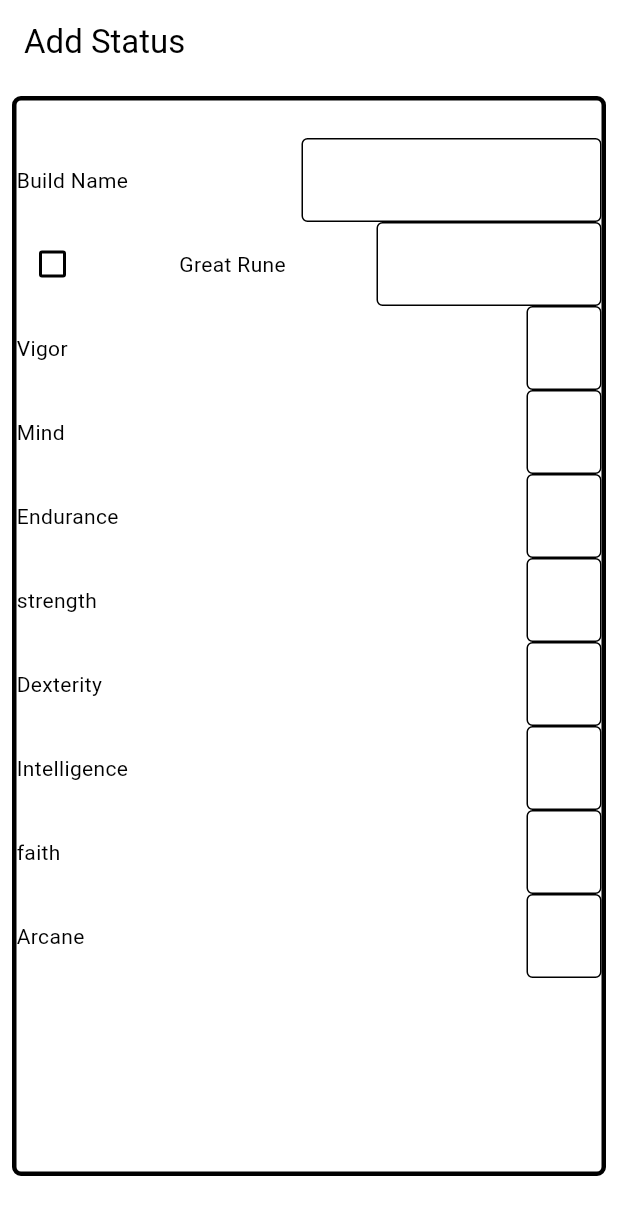
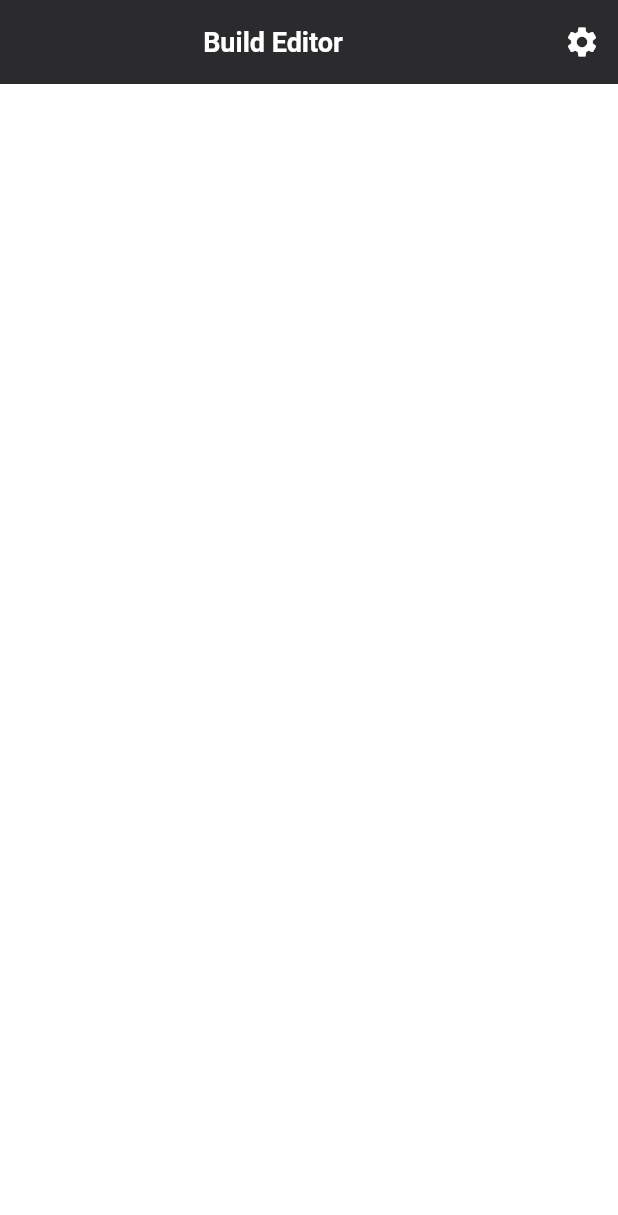
Before and after one commit to Assis-Souz4/app_flutter_elden_ring_build, a Flutter app: the screen it shows after launch, on a phone screen of 412 x 824 dp. Shown: the top 1215 px of the screen. Run offline on Flutter 3.47's test engine with Material 3 defaults, Android fonts, the light colour scheme and no system bars.

Commit message:
appbar,bg,titulo e icon_settings

```diff
--- /dev/null
+++ b/lib/components/app_colors.dart
@@ -0,0 +1,9 @@
+import 'dart:ui';
+
+class AppColors {
+  static const Color primaryColorBG = Color(0xFF2B2B2E);
+  static const Color secondaryColorBG = Color(0xFF98989F);
+  static const Color btnColorConfirm = Color(0xFF1E5CE4);
+  static const Color btnColorCancel = Color(0xFF2B2B2E);
+  static const Color fontColor = Color(0xFFFFFFFF);
+}
--- a/lib/main.dart
+++ b/lib/main.dart
@@ -1,5 +1,5 @@
+import 'package:app_flutter_elden_ring_build/screens/create_build_screen.dart';
 import 'package:flutter/material.dart';
-import 'screens/status_screen.dart';
 
 void main() {
   runApp(const MyApp());
@@ -17,7 +17,7 @@ class MyApp extends StatelessWidget {
         colorScheme: ColorScheme.fromSwatch(primarySwatch: Colors.grey),
         useMaterial3: true,
       ),
-      home: StatusScreen(),
+      home: CreateBuildScreen(),
     );
   }
 }
--- /dev/null
+++ b/lib/screens/create_build_screen.dart
@@ -0,0 +1,45 @@
+import 'package:app_flutter_elden_ring_build/components/app_colors.dart';
+import 'package:flutter/material.dart';
+
+class CreateBuildScreen extends StatefulWidget {
+  const CreateBuildScreen({super.key});
+
+  @override
+  State<CreateBuildScreen> createState() => _CreateBuilScreenState();
+}
+
+class _CreateBuilScreenState extends State<CreateBuildScreen> {
+  @override
+  Widget build(BuildContext context) {
+    return Form(
+      child: Scaffold(
+        appBar: AppBar(
+          backgroundColor: AppColors.primaryColorBG,
+          title: const Row(
+            mainAxisAlignment: MainAxisAlignment.center,
+            children: [
+              //APPBAR TITULO
+              Text(
+                'Build Editor',
+                style: TextStyle(
+                    color: AppColors.fontColor,
+                    fontSize: 18,
+                    fontWeight: FontWeight.bold),
+              ),
+            ],
+          ),
+
+          //APPBAR ENGRENAGEM SETTINGS
+          actions: <Widget>[
+            IconButton(
+                onPressed: () {},
+                icon: const Icon(
+                  Icons.settings,
+                  color: AppColors.fontColor,
+                ))
+          ],
+        ),
+      ),
+    );
+  }
+}
--- a/lib/screens/status_screen.dart
+++ /dev/null
@@ -1,204 +0,0 @@
-import 'package:flutter/material.dart';
-
-class StatusScreen extends StatefulWidget {
-  const StatusScreen({super.key});
-
-  @override
-  State<StatusScreen> createState() => _StatusScreenState();
-}
-
-class _StatusScreenState extends State<StatusScreen> {
-  @override
-  Widget build(BuildContext context) {
-    return Form(
-      child: Scaffold(
-        appBar: AppBar(
-          title: const Text('Add Status'),
-        ),
-        //FIXME - container principal
-        body: Padding(
-          padding: const EdgeInsets.all(8.0),
-          child: Container(
-            width: 400,
-            height: 720,
-            decoration: BoxDecoration(
-              border: Border.all(width: 3),
-              borderRadius: BorderRadius.circular(6),
-            ),
-            child: Column(
-              children: [
-                //respiro top
-                const SizedBox(height: 25),
-                //FIXME -  nome da build
-                Row(
-                  mainAxisAlignment: MainAxisAlignment.spaceBetween,
-                  children: [
-                    const Text('Build Name'),
-                    SizedBox(
-                      width: 200,
-                      child: TextFormField(
-                        decoration: const InputDecoration(
-                            border: OutlineInputBorder(),
-                            fillColor: Colors.white70,
-                            filled: true),
-                      ),
-                    )
-                  ],
-                ),
-                //FIXME - linha great rune
-                Row(
-                  mainAxisAlignment: MainAxisAlignment.spaceBetween,
-                  children: [
-                    //FIXME - checkbox
-                    Checkbox(
-                      value: false,
-                      onChanged: (value) {},
-                    ),
-                    const Text('Great Rune'),
-                    SizedBox(
-                      width: 150,
-                      child: TextFormField(
-                        decoration: const InputDecoration(
-                          border: OutlineInputBorder(),
-                          fillColor: Colors.white70,
-                          filled: true,
-                        ),
-                      ),
-                    )
-                  ],
-                ),
-                //FIXME - vigor
-                Row(
-                  mainAxisAlignment: MainAxisAlignment.spaceBetween,
-                  children: [
-                    const Text('Vigor'),
-                    SizedBox(
-                      width: 50,
-                      child: TextFormField(
-                        decoration: const InputDecoration(
-                            border: OutlineInputBorder(),
-                            fillColor: Colors.white70,
-                            filled: true),
-                      ),
-                    )
-                  ],
-                ),
-                //FIXME - mind
-                Row(
-                  mainAxisAlignment: MainAxisAlignment.spaceBetween,
-                  children: [
-                    const Text('Mind'),
-                    SizedBox(
-                      width: 50,
-                      child: TextFormField(
-                        decoration: const InputDecoration(
-                            border: OutlineInputBorder(),
-                            fillColor: Colors.white70,
-                            filled: true),
-                      ),
-                    )
-                  ],
-                ),
-                //FIXME - endurance
-                Row(
-                  mainAxisAlignment: MainAxisAlignment.spaceBetween,
-                  children: [
-                    const Text('Endurance'),
-                    SizedBox(
-                      width: 50,
-                      child: TextFormField(
-                        decoration: const InputDecoration(
-                            border: OutlineInputBorder(),
-                            fillColor: Colors.white70,
-                            filled: true),
-                      ),
-                    )
-                  ],
-                  //strength
-                ),
-                Row(
-                  mainAxisAlignment: MainAxisAlignment.spaceBetween,
-                  children: [
-                    const Text('strength'),
-                    SizedBox(
-                      width: 50,
-                      child: TextFormField(
-                        decoration: const InputDecoration(
-                            border: OutlineInputBorder(),
-                            fillColor: Colors.white70,
-                            filled: true),
-                      ),
-                    )
-                  ],
-                ),
-                //FIXME - dexterity
-                Row(
-                  mainAxisAlignment: MainAxisAlignment.spaceBetween,
-                  children: [
-                    const Text('Dexterity'),
-                    SizedBox(
-                      width: 50,
-                      child: TextFormField(
-                        decoration: const InputDecoration(
-                            border: OutlineInputBorder(),
-                            fillColor: Colors.white70,
-                            filled: true),
-                      ),
-                    ),
-                    //intelligence
-                  ],
-                ),
-                Row(
-                  mainAxisAlignment: MainAxisAlignment.spaceBetween,
-                  children: [
-                    const Text('Intelligence'),
-                    SizedBox(
-                      width: 50,
-                      child: TextFormField(
-                        decoration: const InputDecoration(
-                            border: OutlineInputBorder(),
-                            fillColor: Colors.white70,
-                            filled: true),
-                      ),
-                    )
-                  ],
-                ),
-                //faith
-                Row(
-                  mainAxisAlignment: MainAxisAlignment.spaceBetween,
-                  children: [
-                    const Text('faith'),
-                    SizedBox(
-                      width: 50,
-                      child: TextFormField(
-                        decoration: const InputDecoration(
-                            border: OutlineInputBorder(),
-                            fillColor: Colors.white70,
-                            filled: true),
-                      ),
-                    )
-                  ],
-                ),
-                //arcane
-                Row(
-                  mainAxisAlignment: MainAxisAlignment.spaceBetween,
-                  children: [
-                    const Text('Arcane'),
-                    SizedBox(
-                      width: 50,
-                      child: TextFormField(
-                        decoration: const InputDecoration(
-                            border: OutlineInputBorder(),
-                            fillColor: Colors.white70),
-                      ),
-                    )
-                  ],
-                )
-              ],
-            ),
-          ),
-        ),
-      ),
-    );
-  }
-}
```
